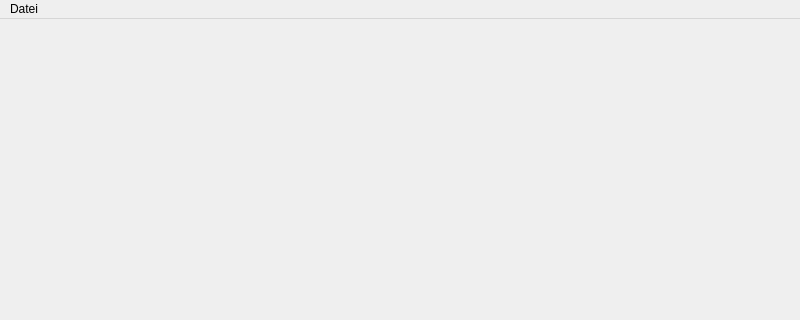
Before: the Qt Designer form ui/MainWindow.ui in AutiCare/Autimember, drawn with Qt 5; both pictures show x 0 to 800 and y 0 to 320 of the 800 by 600 pixel window.
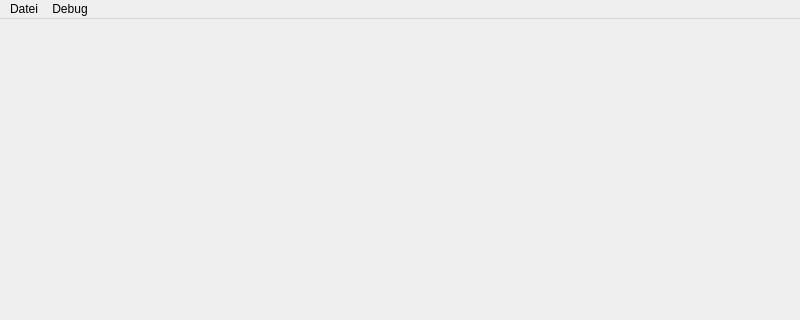
After: the same form once the commit is applied.

The edit to the form file:
```diff
--- a/ui/MainWindow.ui
+++ b/ui/MainWindow.ui
@@ -44,7 +44,14 @@
     <addaction name="actionEinstellungen"/>
     <addaction name="actionQuit"/>
    </widget>
+   <widget class="QMenu" name="menuDebug">
+    <property name="title">
+     <string>Debug</string>
+    </property>
+    <addaction name="actionTest"/>
+   </widget>
    <addaction name="menuDatei"/>
+   <addaction name="menuDebug"/>
   </widget>
   <action name="actionQuit">
    <property name="text">
```
Left out of the diff: 5 changed lines with no effect on the pictures.
